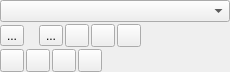
Old version of the form plugins/textshape/dialogs/SimpleParagraphWidget.ui in the repository KDE/krita.
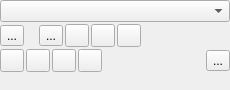
New version of the form. Custom widgets are drawn as their Qt base class.

Commit message: Add buttons to bring up the direct formatting dialogs

Patch:
```diff
--- a/plugins/textshape/dialogs/SimpleParagraphWidget.ui
+++ b/plugins/textshape/dialogs/SimpleParagraphWidget.ui
@@ -7,7 +7,7 @@
     <x>0</x>
     <y>0</y>
     <width>230</width>
-    <height>66</height>
+    <height>90</height>
    </rect>
   </property>
   <property name="sizePolicy">
@@ -34,7 +34,6 @@
        <verstretch>0</verstretch>
       </sizepolicy>
      </property>
-     <zorder></zorder>
     </widget>
    </item>
    <item row="0" column="0">
@@ -117,9 +116,8 @@
        </property>
       </spacer>
      </item>
-     <item row="1" column="0" colspan="11">
-      <widget class="StylesCombo" name="paragraphStyleCombo">
-      </widget>
+     <item row="1" column="0" colspan="12">
+      <widget class="StylesCombo" name="paragraphStyleCombo"/>
      </item>
      <item row="2" column="10">
       <spacer name="horizontalSpacer_2">
@@ -134,6 +132,13 @@
        </property>
       </spacer>
      </item>
+     <item row="3" column="11">
+      <widget class="QToolButton" name="moreOptions">
+       <property name="text">
+        <string>...</string>
+       </property>
+      </widget>
+     </item>
     </layout>
    </item>
   </layout>
```
The commit also changes 3 other files.
